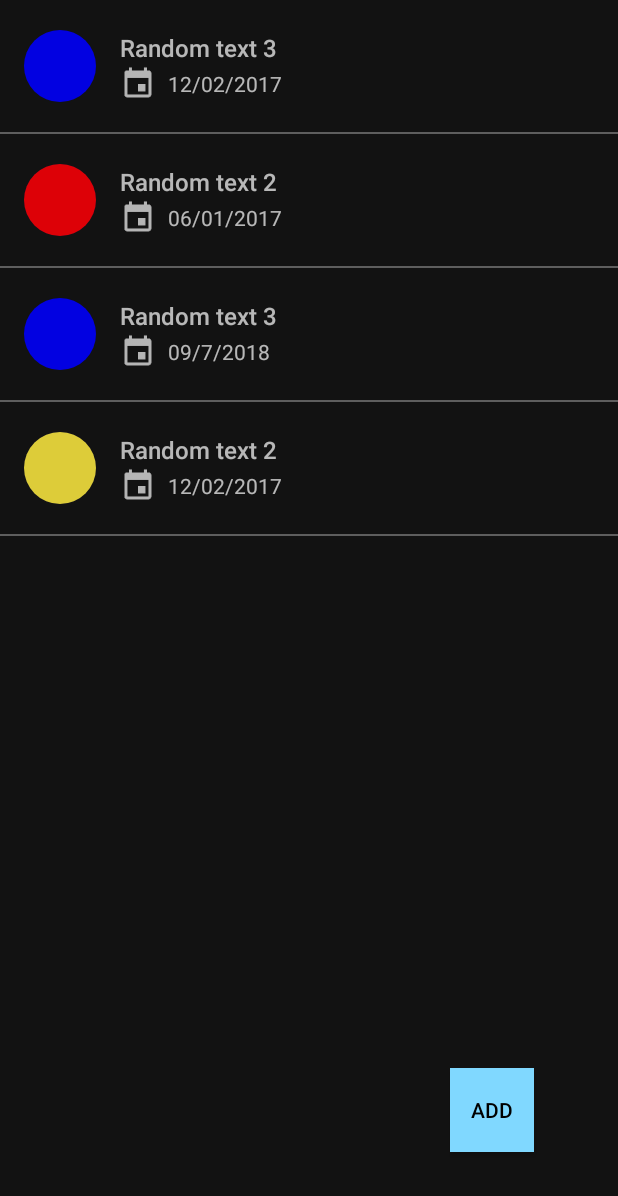
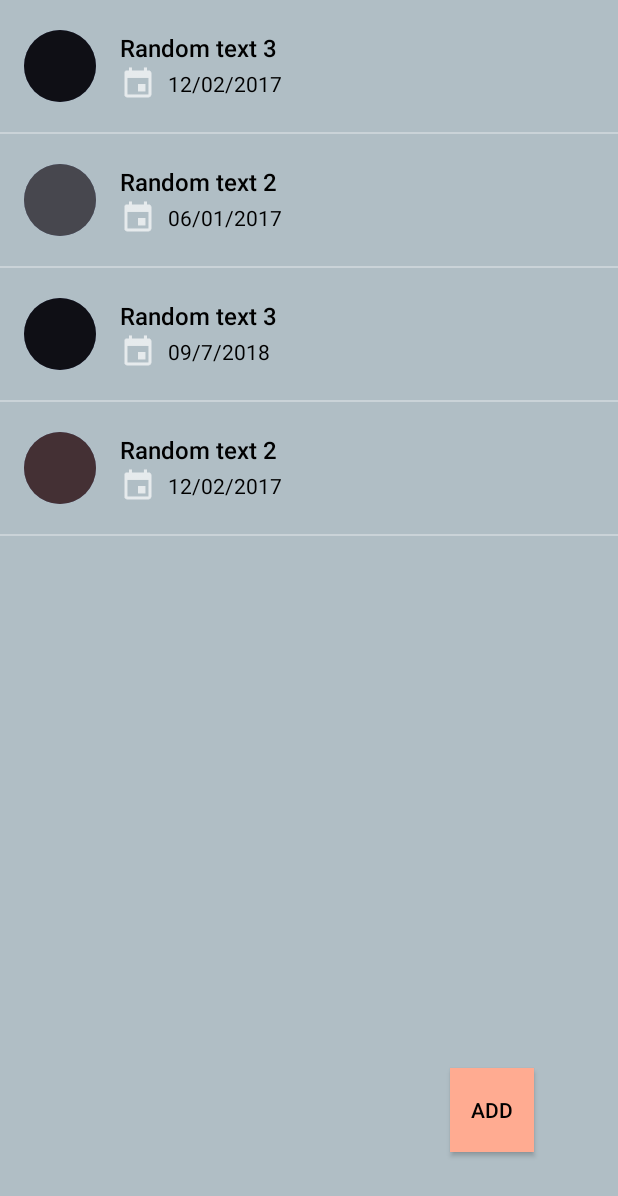
Before and after one commit to azemZejnil/CoolRecyclerView, an Android app: the screen it shows after launch (ListActivity), on a phone screen of 412 x 824 dp. Shown: the top 1196 px of the screen. Run offline under Robolectric (Android 15) with nearby library versions, the phone set to English and light mode, and no system bars; our stand-ins replace CircleImageView.

```diff
--- a/app/build.gradle
+++ b/app/build.gradle
@@ -4,7 +4,7 @@ android {
     compileSdkVersion 26
     defaultConfig {
         applicationId "com.notifications.youtube.azem.wiserecycler"
-        minSdkVersion 16
+        minSdkVersion 21
         targetSdkVersion 26
         versionCode 1
         versionName "1.0"
--- a/app/src/main/java/com/notifications/youtube/azem/wiserecycler/model/FakeDataSource.java
+++ b/app/src/main/java/com/notifications/youtube/azem/wiserecycler/model/FakeDataSource.java
@@ -30,9 +30,9 @@ public class FakeDataSource implements DataSourceInterface {
 
     private final int[] drawables = {
             R.drawable.green_drawable,
-            R.drawable.red_drawable,
-            R.drawable.blue_drawable,
-            R.drawable.yellow_drawable
+            R.drawable.grey_drawable,
+            R.drawable.black_drawable,
+            R.drawable.brown_drawable
     };
 
     public FakeDataSource() {
--- a/app/src/main/res/drawable-hdpi/red_drawable.xml
+++ b/app/src/main/res/drawable-hdpi/black_drawable.xml
@@ -2,7 +2,7 @@
 <shape xmlns:android="http://schemas.android.com/apk/res/android"
     android:shape="rectangle">
 
-    <solid android:color="@color/RED"/>
+    <solid android:color="@color/BLACK"/>
     <size android:width="500dp" android:height="500dp"/>
 
 </shape>
--- a/app/src/main/res/drawable/blue_drawable.xml
+++ b/app/src/main/res/drawable-hdpi/grey_drawable.xml
@@ -2,7 +2,7 @@
 <shape xmlns:android="http://schemas.android.com/apk/res/android"
     android:shape="rectangle">
 
-    <solid android:color="@color/BLUE"/>
+    <solid android:color="@color/GREY"/>
     <size android:width="500dp" android:height="500dp"/>
 
 </shape>
--- a/app/src/main/res/drawable-hdpi/yellow_drawable.xml
+++ b/app/src/main/res/drawable/brown_drawable.xml
@@ -2,7 +2,7 @@
 <shape xmlns:android="http://schemas.android.com/apk/res/android"
     android:shape="rectangle">
 
-    <solid android:color="@color/YELLOW"/>
+    <solid android:color="@color/BROWN"/>
     <size android:width="500dp" android:height="500dp"/>
 
 </shape>
--- a/app/src/main/res/layout/activity_detail.xml
+++ b/app/src/main/res/layout/activity_detail.xml
@@ -18,6 +18,7 @@
     <TextView
         android:id="@+id/lbl_date_and_time_header"
         style="@style/Text.Primary"
+        android:textColor="#fff"
         android:layout_width="match_parent"
         android:layout_height="wrap_content"
         android:layout_above="@+id/lbl_message_body"
@@ -40,6 +41,7 @@
         android:layout_width="match_parent"
         android:layout_height="wrap_content"
         android:layout_below="@+id/div_center"
+        android:textColor="#000"
         android:padding="16dp"
         android:transitionName="@string/transition_message"
         tools:text="Check out content like Fragmented Podcast to expose yourself to the knowledge, ideas, and opinions of experts in your field" />
--- a/app/src/main/res/layout/item_data.xml
+++ b/app/src/main/res/layout/item_data.xml
@@ -17,7 +17,7 @@
         android:layout_marginTop="16dp"
         android:layout_marginLeft="16dp"
         android:alpha=".86"
-        tools:src="@drawable/blue_drawable"
+        tools:src="@drawable/brown_drawable"
         app:layout_constraintLeft_toLeftOf="parent"
         app:layout_constraintBottom_toBottomOf="parent"
         android:layout_marginBottom="16dp"
--- a/app/src/main/res/values/colors.xml
+++ b/app/src/main/res/values/colors.xml
@@ -1,16 +1,16 @@
 <?xml version="1.0" encoding="utf-8"?>
 <resources>
-    <color name="colorPrimary">#121212</color>
-    <color name="colorPrimaryDark">#000</color>
-    <color name="colorAccent">#80D8FF</color>
-    <color name="colorWindowBackground">#121212</color>
+    <color name="colorPrimary">#ECEFF1</color>
+    <color name="colorPrimaryDark">#78909C</color>
+    <color name="colorAccent">#FFAB91</color>
+    <color name="colorWindowBackground">#B0BEC5</color>
 
     <color name="colorTransparentBlack">#52000000</color>
     <color name="colorTransparentWhite">#52FFFFFF</color>
 
-    <color name="RED">#FF0000</color>
-    <color name="BLUE">#0000FF</color>
-    <color name="GREEN">#00FF00</color>
-    <color name="YELLOW">#FFED3B</color>
+    <color name="BLACK">#000000</color>
+    <color name="GREY">#424242</color>
+    <color name="BROWN">#3E2723</color>
+    <color name="GREEN">#263238</color>
 
 </resources>
--- a/app/src/main/res/values/strings.xml
+++ b/app/src/main/res/values/strings.xml
@@ -3,7 +3,6 @@
     <string name="action_delete_item">Item Deleted</string>
     <string name="action_undo">UNDO?</string>
 
-    <!-- used as tags for shared element transitions -->
     <string name="transition_drawable">drawable</string>
     <string name="transition_message">message</string>
     <string name="transition_time_and_date">date</string>
--- a/app/src/main/res/values/styles.xml
+++ b/app/src/main/res/values/styles.xml
@@ -10,11 +10,6 @@
     </style>
 
 
-    <!-- 9. Since some of our Views have attributes which are common, we can pull those common
-    attributes into their own styles. This way if I want to make the same Visual Changes to multiple
-    Views, I only need to change the Attribute in one spot. This also reduces the lines in your XML
-    Layouts, which is always a bonus -->
-
     <style name="Text">
         <item name="android:gravity">center_vertical</item>
     </style>
@@ -22,11 +17,13 @@
     <style name="Text.Primary">
         <item name="android:fontFamily">sans-serif-medium</item>
         <item name="android:textSize">16sp</item>
+        <item name="android:textColor">#000</item>
     </style>
 
     <style name="Text.Secondary">
         <item name="android:fontFamily">sans-serif</item>
         <item name="android:textSize">14sp</item>
+        <item name="android:textColor">#000</item>
     </style>
 
 
```
Also changed, not shown: 3 other files.
